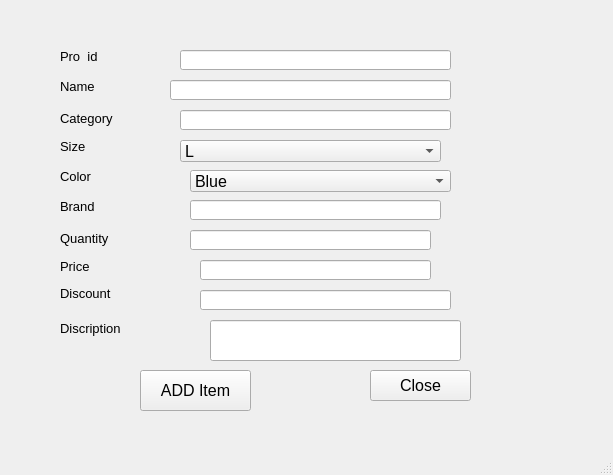
Old version of the form admin_interface2.ui in the repository AlphaAnas/database-managment-system-using-SQL-and-PYQT-5-and-PYQT-6.
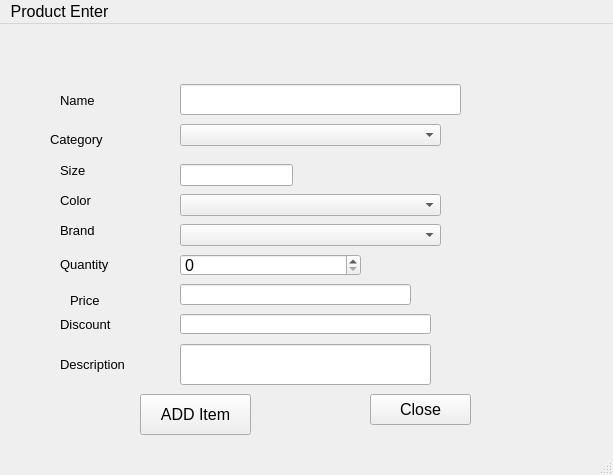
New version of the form.

Commit message: working on a screen of admin, don't commit

Patch:
```diff
--- a/admin_interface2.ui
+++ b/admin_interface2.ui
@@ -23,7 +23,7 @@
     <property name="geometry">
      <rect>
       <x>60</x>
-      <y>80</y>
+      <y>70</y>
       <width>47</width>
       <height>13</height>
      </rect>
@@ -40,10 +40,10 @@
    <widget class="QLabel" name="label_2">
     <property name="geometry">
      <rect>
-      <x>60</x>
-      <y>110</y>
-      <width>81</width>
-      <height>16</height>
+      <x>50</x>
+      <y>100</y>
+      <width>91</width>
+      <height>31</height>
      </rect>
     </property>
     <property name="font">
@@ -115,7 +115,7 @@
       <x>60</x>
       <y>230</y>
       <width>71</width>
-      <height>16</height>
+      <height>21</height>
      </rect>
     </property>
     <property name="font">
@@ -130,8 +130,8 @@
    <widget class="QLabel" name="label_7">
     <property name="geometry">
      <rect>
-      <x>60</x>
-      <y>260</y>
+      <x>70</x>
+      <y>270</y>
       <width>47</width>
       <height>13</height>
      </rect>
@@ -148,50 +148,20 @@
    <widget class="QLineEdit" name="name">
     <property name="geometry">
      <rect>
-      <x>170</x>
-      <y>80</y>
+      <x>180</x>
+      <y>60</y>
       <width>281</width>
-      <height>20</height>
-     </rect>
-    </property>
-   </widget>
-   <widget class="QLineEdit" name="category">
-    <property name="geometry">
-     <rect>
-      <x>180</x>
-      <y>110</y>
-      <width>271</width>
-      <height>20</height>
-     </rect>
-    </property>
-   </widget>
-   <widget class="QLineEdit" name="b">
-    <property name="geometry">
-     <rect>
-      <x>190</x>
-      <y>200</y>
-      <width>251</width>
-      <height>20</height>
-     </rect>
-    </property>
-   </widget>
-   <widget class="QLineEdit" name="quantity">
-    <property name="geometry">
-     <rect>
-      <x>190</x>
-      <y>230</y>
-      <width>241</width>
-      <height>20</height>
+      <height>31</height>
      </rect>
     </property>
    </widget>
    <widget class="QLineEdit" name="price">
     <property name="geometry">
      <rect>
-      <x>200</x>
+      <x>180</x>
       <y>260</y>
       <width>231</width>
-      <height>20</height>
+      <height>21</height>
      </rect>
     </property>
    </widget>
@@ -211,95 +181,17 @@
    <widget class="QComboBox" name="color">
     <property name="geometry">
      <rect>
-      <x>190</x>
+      <x>180</x>
       <y>170</y>
       <width>261</width>
       <height>22</height>
-     </rect>
-    </property>
-    <item>
-     <property name="text">
-      <string>Blue</string>
-     </property>
-    </item>
-    <item>
-     <property name="text">
-      <string>Red</string>
-     </property>
-    </item>
-    <item>
-     <property name="text">
-      <string>Black</string>
-     </property>
-    </item>
-    <item>
-     <property name="text">
-      <string>Green</string>
-     </property>
-    </item>
-    <item>
-     <property name="text">
-      <string>Purple</string>
-     </property>
-    </item>
-   </widget>
-   <widget class="QComboBox" name="size">
-    <property name="geometry">
-     <rect>
-      <x>180</x>
-      <y>140</y>
-      <width>261</width>
-      <height>22</height>
-     </rect>
-    </property>
-    <item>
-     <property name="text">
-      <string>L</string>
-     </property>
-    </item>
-    <item>
-     <property name="text">
-      <string>M</string>
-     </property>
-    </item>
-    <item>
-     <property name="text">
-      <string>S</string>
-     </property>
-    </item>
-   </widget>
-   <widget class="QLabel" name="label_8">
-    <property name="geometry">
-     <rect>
-      <x>60</x>
-      <y>50</y>
-      <width>47</width>
-      <height>13</height>
-     </rect>
-    </property>
-    <property name="font">
-     <font>
-      <pointsize>10</pointsize>
-     </font>
-    </property>
-    <property name="text">
-     <string>Pro_id</string>
-    </property>
-   </widget>
-   <widget class="QLineEdit" name="product_id">
-    <property name="geometry">
-     <rect>
-      <x>180</x>
-      <y>50</y>
-      <width>271</width>
-      <height>20</height>
      </rect>
     </property>
    </widget>
    <widget class="QLineEdit" name="discription">
     <property name="geometry">
      <rect>
-      <x>210</x>
+      <x>180</x>
       <y>320</y>
       <width>251</width>
       <height>41</height>
@@ -310,9 +202,9 @@
     <property name="geometry">
      <rect>
       <x>60</x>
-      <y>320</y>
+      <y>330</y>
       <width>91</width>
-      <height>16</height>
+      <height>21</height>
      </rect>
     </property>
     <property name="font">
@@ -321,14 +213,14 @@
      </font>
     </property>
     <property name="text">
-     <string>Discription</string>
+     <string>Description</string>
     </property>
    </widget>
    <widget class="QLabel" name="label_10">
     <property name="geometry">
      <rect>
       <x>60</x>
-      <y>283</y>
+      <y>290</y>
       <width>71</width>
       <height>20</height>
      </rect>
@@ -345,7 +237,7 @@
    <widget class="QLineEdit" name="discount">
     <property name="geometry">
      <rect>
-      <x>200</x>
+      <x>180</x>
       <y>290</y>
       <width>251</width>
       <height>20</height>
@@ -365,6 +257,46 @@
      <string>Close</string>
     </property>
    </widget>
+   <widget class="QComboBox" name="category">
+    <property name="geometry">
+     <rect>
+      <x>180</x>
+      <y>100</y>
+      <width>261</width>
+      <height>22</height>
+     </rect>
+    </property>
+   </widget>
+   <widget class="QComboBox" name="brand">
+    <property name="geometry">
+     <rect>
+      <x>180</x>
+      <y>200</y>
+      <width>261</width>
+      <height>22</height>
+     </rect>
+    </property>
+   </widget>
+   <widget class="QSpinBox" name="Quantity">
+    <property name="geometry">
+     <rect>
+      <x>180</x>
+      <y>230</y>
+      <width>181</width>
+      <height>22</height>
+     </rect>
+    </property>
+   </widget>
+   <widget class="QLineEdit" name="size">
+    <property name="geometry">
+     <rect>
+      <x>180</x>
+      <y>140</y>
+      <width>113</width>
+      <height>22</height>
+     </rect>
+    </property>
+   </widget>
   </widget>
   <widget class="QMenuBar" name="menubar">
    <property name="geometry">
@@ -375,6 +307,12 @@
      <height>26</height>
     </rect>
    </property>
+   <widget class="QMenu" name="menuProduct_Enter">
+    <property name="title">
+     <string>Product Enter</string>
+    </property>
+   </widget>
+   <addaction name="menuProduct_Enter"/>
   </widget>
   <widget class="QStatusBar" name="statusbar"/>
  </widget>
```
The commit also changes 7 other files.
